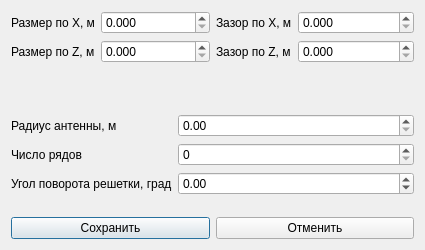
Above: antennaArrayParametersRect.ui from PointlessAlbatross/CAD-A_Qt before the change. Below: the same form after it.
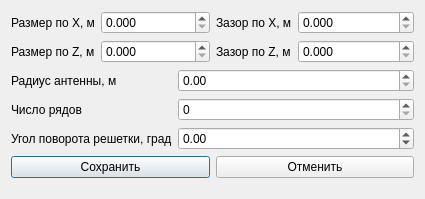
That is the form after the change.

```diff
--- a/antennaArrayParametersRect.ui
+++ b/antennaArrayParametersRect.ui
@@ -7,7 +7,7 @@
     <x>0</x>
     <y>0</y>
     <width>425</width>
-    <height>250</height>
+    <height>199</height>
    </rect>
   </property>
   <property name="windowTitle">
@@ -194,6 +194,19 @@
      </item>
     </layout>
    </item>
+   <item>
+    <spacer name="verticalSpacer">
+     <property name="orientation">
+      <enum>Qt::Vertical</enum>
+     </property>
+     <property name="sizeHint" stdset="0">
+      <size>
+       <width>20</width>
+       <height>40</height>
+      </size>
+     </property>
+    </spacer>
+   </item>
   </layout>
  </widget>
  <resources/>
```
